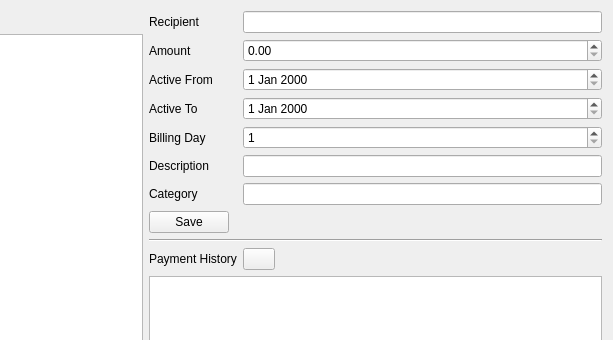
Before: the Qt Designer form src/recurring_expenses/recurringexpensesoverview.ui in lambda-snail/juno, drawn with Qt 5; both pictures show x 322 to 935 and y 0 to 340 of the 935 by 658 pixel window.
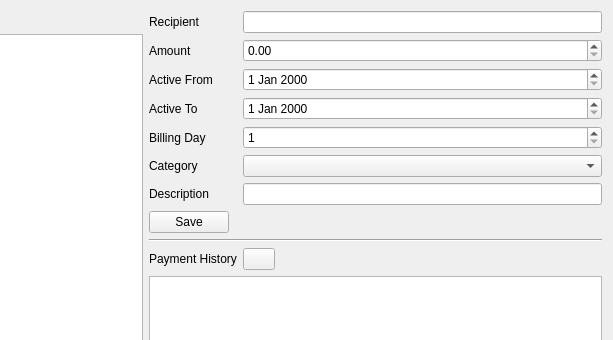
After: the same form once the commit is applied.

Commit message: fix: unable to create new expenses from recurring expenses screen due to category not being set properly

```diff
--- a/src/recurring_expenses/recurringexpensesoverview.ui
+++ b/src/recurring_expenses/recurringexpensesoverview.ui
@@ -91,29 +91,29 @@
       </widget>
      </item>
      <item row="5" column="0">
+      <widget class="QLabel" name="categoryLabel_2">
+       <property name="text">
+        <string>Category</string>
+       </property>
+      </widget>
+     </item>
+     <item row="5" column="1">
+      <widget class="QComboBox" name="categoryComboBox"/>
+     </item>
+     <item row="6" column="0">
       <widget class="QLabel" name="descriptionLabel">
        <property name="text">
         <string>Description</string>
        </property>
       </widget>
      </item>
-     <item row="5" column="1">
+     <item row="6" column="1">
       <widget class="QLineEdit" name="descriptionLineEdit">
        <property name="text">
         <string notr="true"/>
        </property>
       </widget>
      </item>
-     <item row="6" column="0">
-      <widget class="QLabel" name="categoryLabel">
-       <property name="text">
-        <string>Category</string>
-       </property>
-      </widget>
-     </item>
-     <item row="6" column="1">
-      <widget class="QLineEdit" name="categoryLineEdit"/>
-     </item>
      <item row="7" column="0">
       <widget class="QPushButton" name="submitChangesButton">
        <property name="text">
```
The commit also changes 4 other files.
